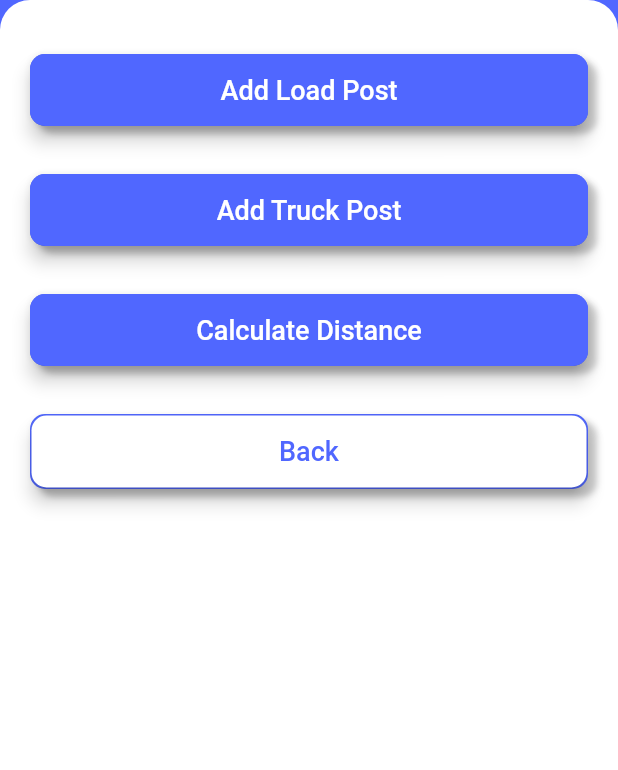
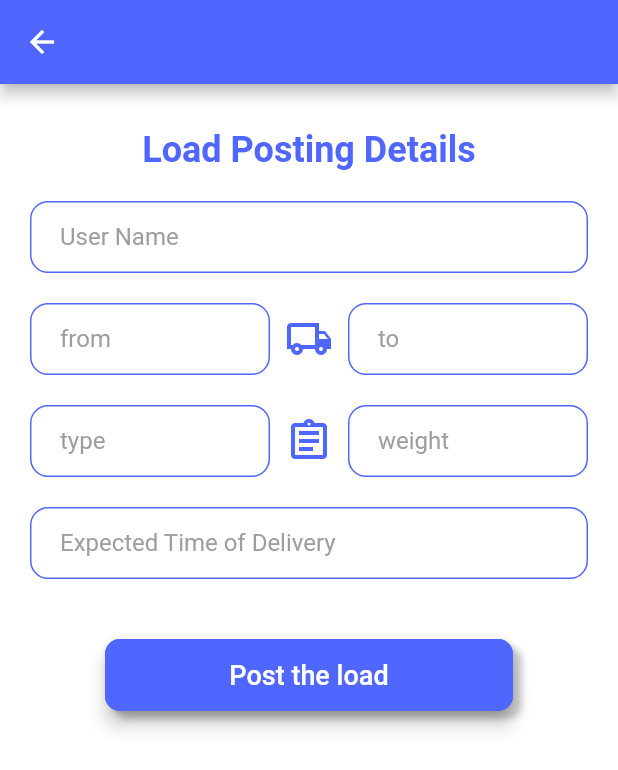
Before and after one commit to kGaur109/cargoshuttle, a Flutter app: the AddMenu widget shown alone on an empty page, opened directly, after a tap on "Add Load Post", on a phone screen of 412 x 824 dp. Shown: the top 770 px of the screen. Run offline on Flutter 3.47's test engine with Material 2 defaults, Android fonts, the phone set to English and light mode, and no system bars; our stand-ins replace cloud_firestore, email_validator, firebase_auth, flutter_svg, modal_progress_hud, shared_preferences; accounts and stored records are empty.

Commit message:
truck and load screens added

```diff
--- a/lib/components/current_user.dart
+++ b/lib/components/current_user.dart
@@ -21,7 +21,7 @@ class CurrentUser {
     this.userType = type;
     await getEmail();
     if (this.userType == 0) {
-       await findFleetOwner();
+      await findFleetOwner();
     } else if (this.userType == 1) {
       await findCustomer();
     }
@@ -60,7 +60,6 @@ class CurrentUser {
     this.fleetOwner.phone = docs2.data['phone'];
     this.fleetOwner.pan = docs2.data['pan'];
     this.fleetOwner.gst = docs2.data['gst'];
-
   }
 
   Future<void> findCustomer() async {
--- /dev/null
+++ b/lib/screens/add_load_screen.dart
@@ -0,0 +1,212 @@
+import 'package:cargoshuttle/screens/home_screen.dart';
+import 'package:flutter/material.dart';
+import 'package:flutter/cupertino.dart';
+import 'package:cargoshuttle/components/rounded_button.dart';
+import 'package:cargoshuttle/constants.dart';
+
+class AddLoadScreen extends StatefulWidget {
+  static const String id = 'add_load_screen';
+
+  @override
+  _AddLoadScreenState createState() => _AddLoadScreenState();
+}
+
+class _AddLoadScreenState extends State<AddLoadScreen> {
+  String userName;
+  String origin;
+  String destination;
+  String loadType;
+  String loadWeight;
+  String eta;
+
+  @override
+  Widget build(BuildContext context) {
+    return Scaffold(
+      appBar: AppBar(
+        backgroundColor: themeColor,
+      ),
+      backgroundColor: Colors.white,
+      body: SingleChildScrollView(
+        child: Padding(
+          padding: EdgeInsets.symmetric(horizontal: 20.0, vertical: 20.0),
+          child: Flexible(
+            child: Column(
+              mainAxisAlignment: MainAxisAlignment.start,
+              crossAxisAlignment: CrossAxisAlignment.center,
+              children: <Widget>[
+                SizedBox(
+                  height: 10.0,
+                ),
+                Text(
+                  "Load Posting Details",
+                  style: TextStyle(
+                    fontSize: 24.0,
+                    fontWeight: FontWeight.bold,
+                    color: themeColor,
+                  ),
+                ),
+                SizedBox(
+                  height: 20.0,
+                ),
+                TextFormField(
+                  keyboardType: TextInputType.text,
+                  onChanged: (value) {
+                    userName = value;
+                  },
+                  decoration: kTextFieldDecorationWhite.copyWith(
+                    hintText: 'User Name',
+                    hintStyle: TextStyle(color: Colors.grey),
+                  ),
+                  validator: (value) {
+                    if (value.isEmpty) {
+                      return 'Please enter the username';
+                    }
+                    return null;
+                  },
+                ),
+                SizedBox(
+                  height: 20.0,
+                ),
+                Row(
+                  children: <Widget>[
+                    Flexible(
+                      child: TextFormField(
+                        keyboardType: TextInputType.text,
+                        onChanged: (value) {
+                          origin = value;
+                        },
+                        decoration: kTextFieldDecorationWhite.copyWith(
+                          hintText: 'from',
+                          hintStyle: TextStyle(color: Colors.grey),
+                        ),
+                        validator: (value) {
+                          if (value.isEmpty) {
+                            return 'Please enter Origin City';
+                          }
+                          return null;
+                        },
+                      ),
+                    ),
+                    SizedBox(
+                      width: 10.0,
+                    ),
+                    Icon(
+                      Icons.local_shipping_outlined,
+                      size: 32.0,
+                      color: themeColor,
+                    ),
+                    SizedBox(
+                      width: 10.0,
+                    ),
+                    Flexible(
+                      child: TextFormField(
+                        keyboardType: TextInputType.number,
+                        onChanged: (value) {
+                          destination = value;
+                        },
+                        decoration: kTextFieldDecorationWhite.copyWith(
+                          hintText: 'to',
+                          hintStyle: TextStyle(color: Colors.grey),
+                        ),
+                        validator: (value) {
+                          if (value.isEmpty) {
+                            return 'Please enter Destination City';
+                          }
+                          return null;
+                        },
+                      ),
+                    ),
+                  ],
+                ),
+                SizedBox(
+                  height: 20.0,
+                ),
+                Row(
+                  children: <Widget>[
+                    Flexible(
+                      child: TextFormField(
+                        keyboardType: TextInputType.text,
+                        onChanged: (value) {
+                          loadType = value;
+                        },
+                        decoration: kTextFieldDecorationWhite.copyWith(
+                          hintText: 'type',
+                          hintStyle: TextStyle(color: Colors.grey),
+                        ),
+                        validator: (value) {
+                          if (value.isEmpty) {
+                            return 'Please enter Load Type';
+                          }
+                          return null;
+                        },
+                      ),
+                    ),
+                    SizedBox(
+                      width: 10.0,
+                    ),
+                    Icon(
+                      Icons.assignment_outlined,
+                      size: 32.0,
+                      color: themeColor,
+                    ),
+                    SizedBox(
+                      width: 10.0,
+                    ),
+                    Flexible(
+                      child: TextFormField(
+                        keyboardType: TextInputType.number,
+                        onChanged: (value) {
+                          loadWeight = value;
+                        },
+                        decoration: kTextFieldDecorationWhite.copyWith(
+                          hintText: 'weight',
+                          hintStyle: TextStyle(color: Colors.grey),
+                        ),
+                        validator: (value) {
+                          if (value.isEmpty) {
+                            return 'Please enter Load Weight';
+                          }
+                          return null;
+                        },
+                      ),
+                    ),
+                  ],
+                ),
+                SizedBox(
+                  height: 20.0,
+                ),
+                TextFormField(
+                  keyboardType: TextInputType.text,
+                  onChanged: (value) {
+                    eta = value;
+                  },
+                  decoration: kTextFieldDecorationWhite.copyWith(
+                    hintText: 'Expected Time of Delivery',
+                    hintStyle: TextStyle(color: Colors.grey),
+                  ),
+                  validator: (value) {
+                    if (value.isEmpty) {
+                      return 'Please enter ETA';
+                    }
+                    return null;
+                  },
+                ),
+                SizedBox(
+                  height: 24.0,
+                ),
+                RoundButton(
+                  text: "Post the load",
+                  color: themeColor,
+                  onPressed: () {},
+                ),
+                SizedBox(
+                  height: 25,
+                ),
+              ],
+            ),
+          ),
+        ),
+      ),
+    );
+  }
+}
```
Also changed, not shown: lib/components/addMenu.dart (+8 -2 lines), lib/main.dart (+6 -3 lines), lib/screens/add_truck_screen.dart (added, +204 -0 lines), lib/screens/profile_card_screen.dart (+6 -26 lines).
